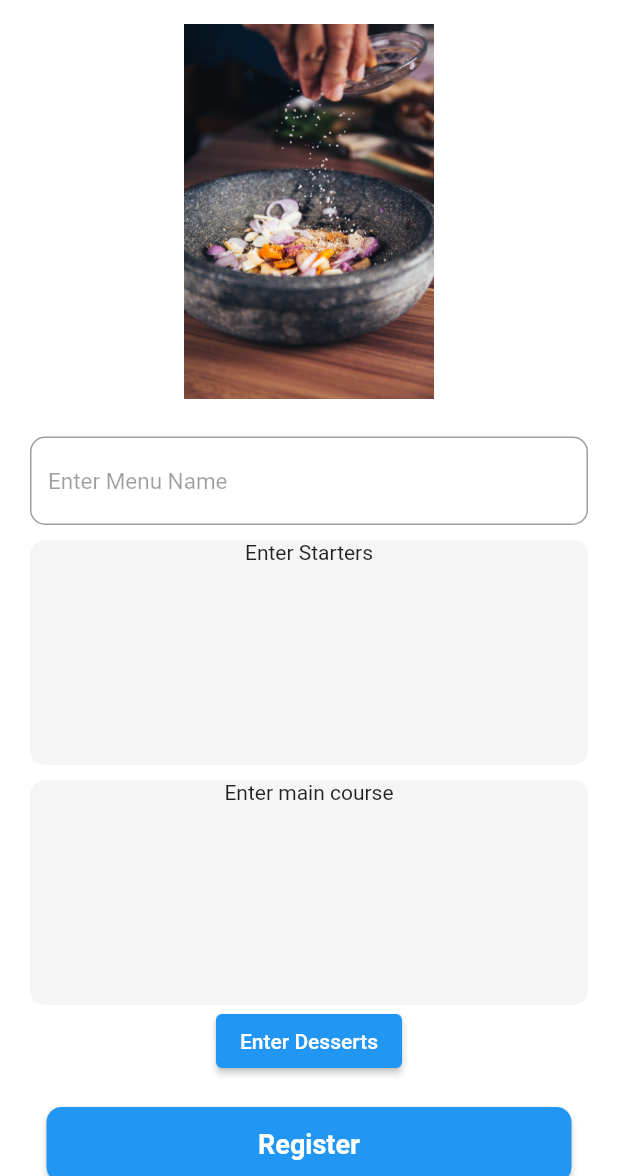
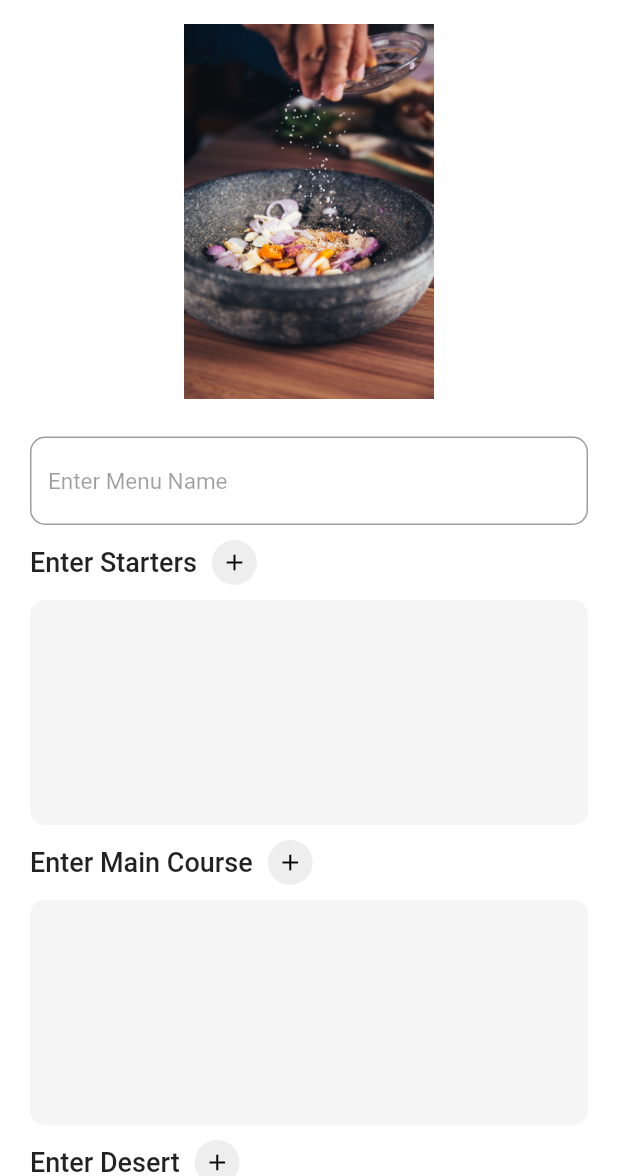
Before and after one commit to Chef-Connect-India-Tech/chef-connect-india, a Flutter app: the predefined screen opened directly, on a phone screen of 412 x 824 dp, the part 60-1236 px from its top. Run offline on Flutter 3.47's test engine with Material 2 defaults, Android fonts, the phone set to English and light mode, and no system bars; our stand-ins replace cloud_firestore, country_code_picker, firebase_auth, firebase_core, firebase_storage, flutter_spinkit and 10 more; missing offline and left inert: dart:ffi, multiselect_formfield, onboarding, paginate_firestore; accounts and stored records are empty; network calls fail.

Commit message:
ui changes to customized menu

```diff
--- a/lib/chef_portal/menus/predefined.dart
+++ b/lib/chef_portal/menus/predefined.dart
@@ -272,6 +272,36 @@ class _predefinedState extends State<predefined> {
                         SizedBox(
                           height: 10,
                         ),
+                        Row(
+                          children: [
+                            Text(
+                              'Enter Starters',
+                              style: TextStyle(
+                                fontFamily: 'Roboto',
+                                fontSize: 18,
+                                fontWeight: FontWeight.w500,
+                              ),
+                            ),
+                            SizedBox(
+                              width: 10,
+                            ),
+                            CircleAvatar(
+                              radius: 15,
+                              backgroundColor: Colors.grey.shade200,
+                              child: InkWell(
+                                onTap: _showMultiSelect,
+                                child: Icon(
+                                  Icons.add,
+                                  size: 18,
+                                  color: Colors.black,
+                                ),
+                              ),
+                            ),
+                          ],
+                        ),
+                        SizedBox(
+                          height: 10,
+                        ),
                         Container(
                           height: 150,
                           width: 400,
@@ -280,13 +310,9 @@ class _predefinedState extends State<predefined> {
                             borderRadius: BorderRadius.circular(10),
                           ),
                           child: InkWell(
-                            onTap: _showMultiSelect,
                             child: SingleChildScrollView(
                               child: Column(
                                 children: [
-                                  Text(
-                                    'Enter Starters',
-                                  ),
                                   Wrap(
                                     children: _selectedItems
                                         .map((e) => Chip(
@@ -298,6 +324,36 @@ class _predefinedState extends State<predefined> {
                               ),
                             ),
                           ),
+                        ),
+                        SizedBox(
+                          height: 10,
+                        ),
+                        Row(
+                          children: [
+                            Text(
+                              'Enter Main Course',
+                              style: TextStyle(
+                                fontFamily: 'Roboto',
+                                fontSize: 18,
+                                fontWeight: FontWeight.w500,
+                              ),
+                            ),
+                            SizedBox(
+                              width: 10,
+                            ),
+                            CircleAvatar(
+                              radius: 15,
+                              backgroundColor: Colors.grey.shade200,
+                              child: InkWell(
+                                onTap: _showMultiSelect1,
+                                child: Icon(
+                                  Icons.add,
+                                  size: 18,
+                                  color: Colors.black,
+                                ),
+                              ),
+                            ),
+                          ],
                         ),
                         SizedBox(
                           height: 10,
@@ -315,7 +371,6 @@ class _predefinedState extends State<predefined> {
                             child: SingleChildScrollView(
                               child: Column(
                                 children: [
-                                  Text('Enter main course'),
                                   Wrap(
                                     children: _selectedItems1
                                         .map((e) => Chip(
@@ -326,13 +381,52 @@ class _predefinedState extends State<predefined> {
                                 ],
                               ),
                             ),
-                            onTap: _showMultiSelect1,
                           ),
                         ),
-                        ElevatedButton(
-                          child: const Text('Enter Desserts'),
-                          onPressed: _showMultiSelect2,
+                        SizedBox(
+                          height: 10,
                         ),
+                        Row(
+                          children: [
+                            Text(
+                              'Enter Desert',
+                              style: TextStyle(
+                                fontFamily: 'Roboto',
+                                fontSize: 18,
+                                fontWeight: FontWeight.w500,
+                              ),
+                            ),
+                            SizedBox(
+                              width: 10,
+                            ),
+                            CircleAvatar(
+                              radius: 15,
+                              backgroundColor: Colors.grey.shade200,
+                              child: InkWell(
+                                onTap: _showMultiSelect2,
+                                child: Icon(
+                                  Icons.add,
+                                  size: 18,
+                                  color: Colors.black,
+                                ),
+                              ),
+                            ),
+                          ],
+                        ),
+                        SizedBox(
+                          height: 10,
+                        ),
+                        Container(
+                          height: 150,
+                          width: 400,
+                          decoration: BoxDecoration(
+                            borderRadius: BorderRadius.circular(10),
+                            color: Colors.grey.shade100,
+                          ),
+                          child: InkWell(
+                            child: SingleChildScrollView(
+                              child: Column(
+                                children: [
                                   Wrap(
                                     children: _selectedItems2
                                         .map((e) => Chip(
@@ -340,15 +434,11 @@ class _predefinedState extends State<predefined> {
                                             ))
                                         .toList(),
                                   ),
-                        // MultiSelectDialogField(
-                        //   items: _animals
-                        //       .map((e) => MultiSelectItem(e, e.name))
-                        //       .toList(),
-                        //   listType: MultiSelectListType.CHIP,
-                        //   onConfirm: (values) {
-                        //     _selectedAnimals = values;
-                        //   },
-                        // ),
+                                ],
+                              ),
+                            ),
+                          ),
+                        ),
                         SizedBox(
                           height: 20,
                         ),
@@ -357,6 +447,7 @@ class _predefinedState extends State<predefined> {
                           width: 350,
                           child: ElevatedButton(
                             style: ElevatedButton.styleFrom(
+                              primary: Colors.indigo,
                               shape: RoundedRectangleBorder(
                                 borderRadius: BorderRadius.circular(
                                   10,
@@ -510,9 +601,15 @@ class _MultiSelectState extends State<MultiSelect> {
   @override
   Widget build(BuildContext context) {
     return AlertDialog(
+      shape: RoundedRectangleBorder(
+        borderRadius: BorderRadius.circular(10),
+      ),
       title: const Text('Select Topics'),
       content: SingleChildScrollView(
-        child: ListBody(
+        child: Column(
+          mainAxisSize: MainAxisSize.min,
+          children: [
+            ListBody(
               children: widget.items
                   .map((item) => CheckboxListTile(
                         value: _selectedItems.contains(item),
@@ -522,6 +619,8 @@ class _MultiSelectState extends State<MultiSelect> {
                       ))
                   .toList(),
             ),
+          ],
+        ),
       ),
       actions: [
         TextButton(
@@ -529,6 +628,11 @@ class _MultiSelectState extends State<MultiSelect> {
           onPressed: _cancel,
         ),
         ElevatedButton(
+          style: ElevatedButton.styleFrom(
+            shape: RoundedRectangleBorder(
+              borderRadius: BorderRadius.circular(10),
+            ),
+          ),
           child: const Text('Submit'),
           onPressed: _submit,
         ),
```
Also changed, not shown: lib/chef_portal/menus/customised.dart (+46 -26 lines). Lines whose indentation alone changed are shown as unchanged.
